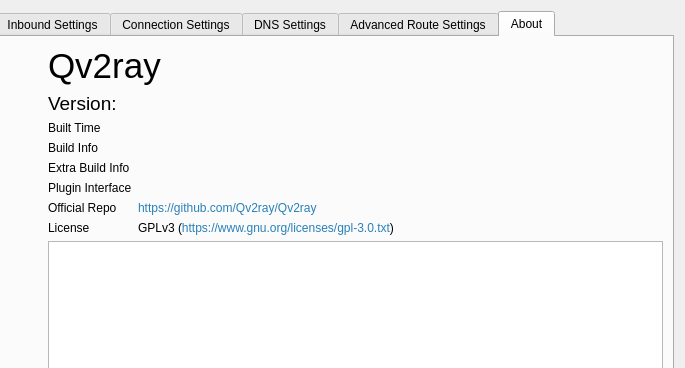
Qt form src/ui/widgets/windows/w_PreferencesWindow.ui (DHR60/Qv2ray) before a commit; both pictures show x 236 to 921 and y 0 to 368 of the 921 by 699 pixel window.
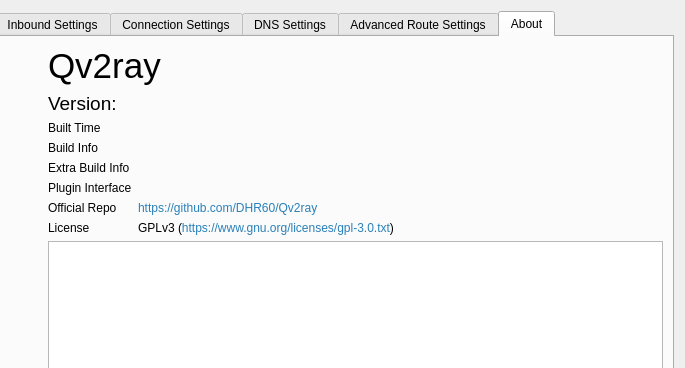
The same form after that commit. The open tabs and pages were chosen to show the change. Icons and pictures are not drawn.

What changed in the file:
```diff
--- a/src/ui/widgets/windows/w_PreferencesWindow.ui
+++ b/src/ui/widgets/windows/w_PreferencesWindow.ui
@@ -2204,7 +2204,7 @@
               </sizepolicy>
              </property>
              <property name="text">
-              <string notr="true">&lt;html&gt;&lt;head/&gt;&lt;body&gt;&lt;p&gt;&lt;a style=&quot; text-decoration: none; color:#2980b9;&quot; href=&quot;https://github.com/Qv2ray/Qv2ray&quot;&gt;https://github.com/Qv2ray/Qv2ray&lt;/a&gt;&lt;/p&gt;&lt;/body&gt;&lt;/html&gt;</string>
+              <string notr="true">&lt;html&gt;&lt;head/&gt;&lt;body&gt;&lt;p&gt;&lt;a style=&quot; text-decoration: none; color:#2980b9;&quot; href=&quot;https://github.com/DHR60/Qv2ray&quot;&gt;https://github.com/DHR60/Qv2ray&lt;/a&gt;&lt;/p&gt;&lt;/body&gt;&lt;/html&gt;</string>
              </property>
              <property name="textFormat">
               <enum>Qt::TextFormat::RichText</enum>
```
